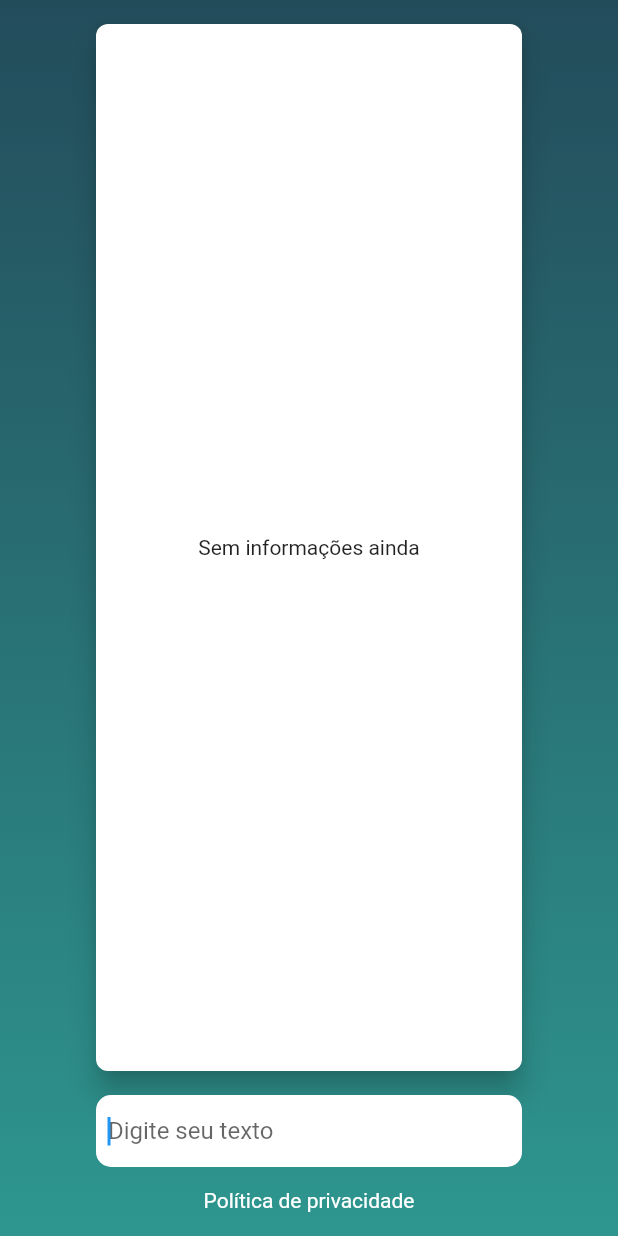
After one commit to mateushvenancio/target, a Flutter app: the HomeScreen screen opened by its route, on a phone screen of 412 x 824 dp. The commit adds this screen. Run offline on Flutter 3.47's test engine with Material 2 defaults, Android fonts, the phone set to English and light mode, and no system bars; our stand-ins replace flutter_mobx, get_it, go_router, mobx; generated files the repository leaves out were written again.

Commit message:
home screen

```diff
--- /dev/null
+++ b/lib/entities/info_entity.dart
@@ -0,0 +1,9 @@
+class InfoEntity {
+  final String id;
+  final String content;
+
+  InfoEntity({
+    required this.id,
+    required this.content,
+  });
+}
--- a/lib/main.dart
+++ b/lib/main.dart
@@ -2,11 +2,18 @@ import 'package:flutter/material.dart';
 import 'package:get_it/get_it.dart';
 import 'package:go_router/go_router.dart';
 import 'package:target/datasources/mock_datasource/mock_auth_repository.dart';
+import 'package:target/presenter/screens/home_screen.dart';
 import 'package:target/presenter/screens/login_screen.dart';
+import 'package:target/presenter/stores/infos_store.dart';
 import 'package:target/repositories/i_auth_repository.dart';
 
 void main() {
-  GetIt.I.registerSingleton<IAuthRepository>(MockAuthRepository());
+  // registrar primeiro as dependências
+  GetIt.I.registerFactory<IAuthRepository>(() => MockAuthRepository());
+
+  // depois os stores
+  GetIt.I.registerSingleton(InfoStore());
+
   runApp(const MyApp());
 }
 
@@ -30,5 +37,9 @@ final _router = GoRouter(
       path: '/',
       builder: (_, __) => const LoginScreen(),
     ),
+    GoRoute(
+      path: '/home',
+      builder: (_, __) => const HomeScreen(),
+    ),
   ],
 );
--- a/lib/presenter/components/body.dart
+++ b/lib/presenter/components/body.dart
@@ -1,5 +1,6 @@
 import 'package:flutter/material.dart';
 import 'package:target/constants.dart';
+import 'package:url_launcher/url_launcher_string.dart';
 
 class Body extends StatelessWidget {
   final Widget child;
@@ -27,7 +28,26 @@ class Body extends StatelessWidget {
           padding: const EdgeInsets.symmetric(
             horizontal: 64,
           ),
-          child: child,
+          child: Stack(
+            children: [
+              child,
+              Align(
+                alignment: Alignment.bottomCenter,
+                child: GestureDetector(
+                  onTap: () {
+                    launchUrlString('https://www.google.com.br/');
+                  },
+                  child: const Padding(
+                    padding: EdgeInsets.only(bottom: 16),
+                    child: Text(
+                      'Política de privacidade',
+                      style: TextStyle(color: Colors.white),
+                    ),
+                  ),
+                ),
+              ),
+            ],
+          ),
         ),
       ),
     );
--- a/lib/presenter/components/main_text_field.dart
+++ b/lib/presenter/components/main_text_field.dart
@@ -3,15 +3,21 @@ import 'package:flutter/material.dart';
 class MainTextField extends StatelessWidget {
   final TextEditingController? controller;
   final String? label;
+  final String? hint;
   final Widget? icon;
   final bool? obscure;
+  final Function(String value)? onSubmit;
+  final FocusNode? focusNode;
 
   const MainTextField({
     super.key,
     this.label,
+    this.hint,
     this.icon,
     this.obscure,
     this.controller,
+    this.onSubmit,
+    this.focusNode,
   });
 
   @override
@@ -31,13 +37,16 @@ class MainTextField extends StatelessWidget {
             ),
           ),
         TextField(
+          focusNode: focusNode,
           obscureText: obscure ?? false,
           controller: controller,
+          onSubmitted: onSubmit,
           decoration: InputDecoration(
             errorStyle: const TextStyle(color: Colors.white),
             fillColor: Colors.white,
             filled: true,
             prefixIconColor: Colors.black,
+            hintText: hint,
             contentPadding: EdgeInsets.symmetric(
               horizontal: icon == null ? 8 : 0,
             ),
--- /dev/null
+++ b/lib/presenter/screens/home_screen.dart
@@ -0,0 +1,190 @@
+import 'package:flutter/material.dart';
+import 'package:flutter_mobx/flutter_mobx.dart';
+import 'package:get_it/get_it.dart';
+import 'package:target/constants.dart';
+import 'package:target/entities/info_entity.dart';
+import 'package:target/presenter/components/body.dart';
+import 'package:target/presenter/components/main_text_field.dart';
+import 'package:target/presenter/stores/infos_store.dart';
+import 'package:target/services/show_choice_dialog.dart';
+
+class HomeScreen extends StatefulWidget {
+  const HomeScreen({super.key});
+
+  @override
+  State<HomeScreen> createState() => _HomeScreenState();
+}
+
+class _HomeScreenState extends State<HomeScreen> {
+  final infosStore = GetIt.I<InfoStore>();
+  final textController = TextEditingController();
+  final focusNode = FocusNode();
+
+  @override
+  void initState() {
+    focusNode.requestFocus();
+    focusNode.addListener(() {
+      focusNode.requestFocus();
+    });
+    textController.addListener(() {
+      if (textController.text.isEmpty) {
+        infosStore.setEditingInfo(null);
+      }
+    });
+    super.initState();
+  }
+
+  @override
+  void dispose() {
+    focusNode.dispose();
+    super.dispose();
+  }
+
+  @override
+  Widget build(BuildContext context) {
+    return Scaffold(
+      body: Body(
+        child: Column(
+          children: [
+            const SizedBox(height: 16),
+            Observer(builder: (_) {
+              return Expanded(
+                child: _Card(
+                  infos: infosStore.infos.toList(),
+                  onEdit: (value) {
+                    textController.text = value.content;
+                    infosStore.setEditingInfo(value);
+                  },
+                  onDelete: (value) {
+                    showChoiceDialog(
+                      context: context,
+                      text: 'Deseja deletar o item "${value.content}"?',
+                      onYes: () => infosStore.deleteInfo(value),
+                    );
+                  },
+                ),
+              );
+            }),
+            const SizedBox(height: 16),
+            Observer(builder: (_) {
+              return _InfoInput(
+                controller: textController,
+                onEdit: (value) {
+                  textController.clear();
+                  infosStore.editInfo(value);
+                },
+                onCreate: (value) {
+                  textController.clear();
+                  infosStore.addInfo(value);
+                },
+                info: infosStore.editingInfo,
+                focusNode: focusNode,
+              );
+            }),
+            const SizedBox(height: 46),
+          ],
+        ),
+      ),
+    );
+  }
+}
+
+class _Card extends StatelessWidget {
+  final List<InfoEntity> infos;
+  final Function(InfoEntity) onDelete;
+  final Function(InfoEntity) onEdit;
+
+  const _Card({
+    required this.infos,
+    required this.onEdit,
+    required this.onDelete,
+  });
+
+  @override
+  Widget build(BuildContext context) {
+    return Material(
+      color: Colors.white,
+      borderRadius: const BorderRadius.all(Radius.circular(8)),
+      elevation: AppConstants.elevation,
+      child: infos.isEmpty
+          ? const Center(child: Text('Sem informações ainda'))
+          : Container(
+              constraints: const BoxConstraints(
+                minHeight: 16,
+              ),
+              child: ListView.separated(
+                itemCount: infos.length,
+                separatorBuilder: (_, __) => const Divider(),
+                itemBuilder: (_, index) {
+                  return _CardItem(
+                    infos[index],
+                    onEdit: () => onEdit(infos[index]),
+                    onDelete: () => onDelete(infos[index]),
+                  );
+                },
+                shrinkWrap: false,
+              ),
+            ),
+    );
+  }
+}
+
+class _CardItem extends StatelessWidget {
+  final InfoEntity item;
+  final Function() onEdit;
+  final Function() onDelete;
+
+  const _CardItem(
+    this.item, {
+    required this.onEdit,
+    required this.onDelete,
+  });
+
+  @override
+  Widget build(BuildContext context) {
+    return Row(
+      children: [
+        const SizedBox(width: 12),
+        Expanded(child: Text(item.content)),
+        IconButton(onPressed: onEdit, icon: const Icon(Icons.edit)),
+        IconButton(onPressed: onDelete, icon: const Icon(Icons.delete_forever)),
+      ],
+    );
+  }
+}
+
+class _InfoInput extends StatelessWidget {
+  final InfoEntity? info;
+  final TextEditingController controller;
+  final Function(InfoEntity) onEdit;
+  final Function(String) onCreate;
+  final FocusNode? focusNode;
+
+  const _InfoInput({
+    this.info,
+    required this.controller,
+    required this.onEdit,
+    required this.onCreate,
+    this.focusNode,
+  });
+
+  @override
+  Widget build(BuildContext context) {
+    return MainTextField(
+      controller: controller,
+      hint: 'Digite seu texto',
+      focusNode: focusNode,
+      onSubmit: (value) {
+        if (info == null) {
+          onCreate(value);
+        } else {
+          final newInfo = InfoEntity(
+            id: info!.id,
+            content: value,
+          );
+          onEdit(newInfo);
+        }
+      },
+    );
+  }
+}
```
Also changed, not shown: analysis_options.yaml (+14 -14 lines), lib/presenter/screens/login_screen.dart (+1 -21 lines), lib/presenter/stores/infos_store.dart (added, +42 -0 lines), lib/repositories/i_infos_repository.dart (added, +7 -0 lines), lib/services/show_choice_dialog.dart (added, +47 -0 lines), lib/presenter/stores/infos_store.g.dart (added).
